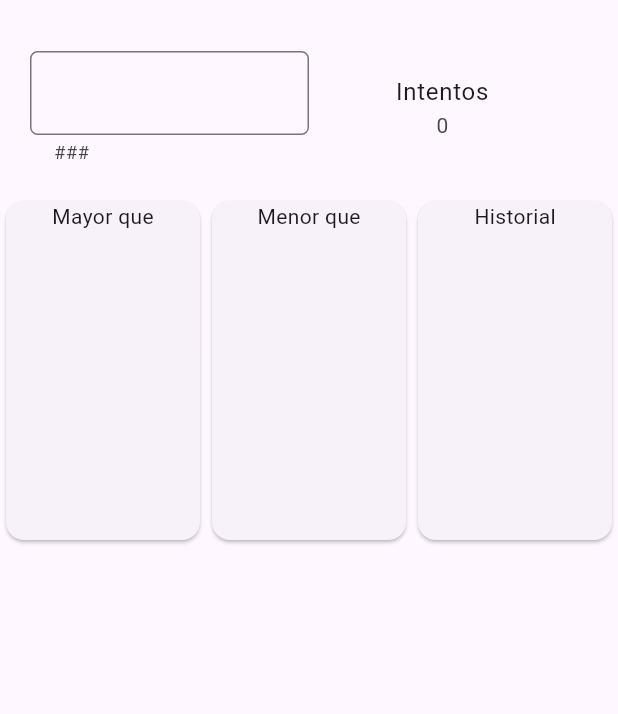
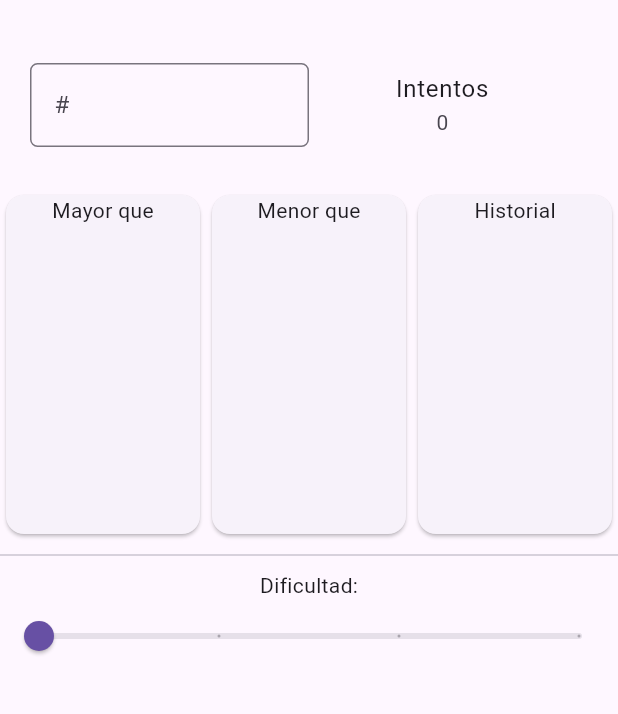
Before and after one commit to Alejano/AdivinaElNumero-Desafio, a Flutter app: the screen it shows after launch, on a phone screen of 412 x 824 dp, the part 63-777 px from its top. Run offline on Flutter 3.47's test engine with Material 3 defaults, Android fonts, the phone set to English and light mode, and no system bars.

Commit message:
Construimos el estado de intentos, y la seleccion de niveles, los diferenciamos en 2 providers diferentes para controlar mejor la interaccion en los diferentes componentes

```diff
--- /dev/null
+++ b/lib/Controller/HomeController.dart
@@ -0,0 +1,13 @@
+import 'package:adivina_numero_desafio/providersController/NumerosProvider.dart';
+import 'package:flutter/cupertino.dart';
+import 'package:adivina_numero_desafio/providersController/NivelesProvider.dart';
+
+class HomeController{
+  TextEditingController textFieldNumero = TextEditingController();
+  late NivelesProvider intentop;
+  late NumerosProvider numerosp;
+
+  OnSaveTextFieldController(String value){
+    print(value);
+  }
+}
--- a/lib/main.dart
+++ b/lib/main.dart
@@ -1,4 +1,5 @@
-import 'package:adivina_numero_desafio/providers/NumerosProvider.dart';
+import 'package:adivina_numero_desafio/providersController/NumerosProvider.dart';
+import 'package:adivina_numero_desafio/providersController/NivelesProvider.dart';
 import 'package:flutter/material.dart';
 import 'package:provider/provider.dart';
 import 'package:adivina_numero_desafio/views/Home.dart';
@@ -15,9 +16,9 @@
   Widget build(BuildContext context) {
 
     return MultiProvider(providers: [
-        ChangeNotifierProvider(create: (_) => NumerosProvider())
-
-      ],
+        ChangeNotifierProvider(create: (_) => NumerosProvider()),
+       ChangeNotifierProvider(create: (_) => NivelesProvider())
+    ],
       child:MaterialApp(
         home: const Home(),
         initialRoute: Home.id,
--- /dev/null
+++ b/lib/providersController/NivelesProvider.dart
@@ -0,0 +1,59 @@
+import 'dart:math';
+
+import 'package:flutter/cupertino.dart';
+
+class NivelesProvider extends ChangeNotifier{
+  double nivelSelect = 0;
+  int intentos = 0;
+  int numeroAzar = 1;
+  final Set<String> _niveles = {'Facil','Medio','Dificil','Extremo'};
+
+  List<String> get getNiveles => _niveles.toList();
+  String get getIntentos => intentos.toString();
+
+  String get getLenghNA{
+    String etiqueta ="";
+    print(numeroAzar.abs().toString().length);
+    for (int x=0; x < numeroAzar.abs().toString().length;x++ ) {
+      etiqueta = "$etiqueta#";
+    }
+    return etiqueta;
+  }
+
+
+  seleccionNivel(int x){
+    switch (x){
+      case (0):
+        intentos = 5;
+        nivelSelect = 0;
+        numeroAzar = Random().nextInt(10)+1;
+        break;
+      case (1):
+        intentos = 8;
+        nivelSelect = 1;
+        numeroAzar = Random().nextInt(20)+1;
+        getLenghNA;
+        break;
+      case (2):
+        intentos = 15;
+        nivelSelect = 2;
+        numeroAzar = Random().nextInt(100)+1;
+        break;
+      case (3):
+        intentos = 25;
+        nivelSelect = 3;
+        numeroAzar = Random().nextInt(1000)+1;
+        break;
+      default:
+        intentos = 5;
+        nivelSelect = 0;
+        numeroAzar = Random().nextInt(10)+1;
+        break;
+    }
+    print("Numero a adivinar");
+    print(numeroAzar);
+    notifyListeners();
+  }
+
+
+}
--- a/lib/providers/NumerosProvider.dart
+++ b/lib/providersController/NumerosProvider.dart
@@ -13,11 +13,14 @@ class NumerosProvider extends ChangeNotifier{
 
   addHistorialNumero(Historial numero){
     _numeros.add(numero);
+    notifyListeners();
   }
   addNumeroMayor(int numero){
     _numerosMayor.add(numero);
+    notifyListeners();
   }
   addNumeroMenor(int numero){
     _numerosMenor.add(numero);
+    notifyListeners();
   }
 }
--- a/lib/views/Home.dart
+++ b/lib/views/Home.dart
@@ -1,12 +1,15 @@
-import 'package:adivina_numero_desafio/models/Historial.dart';
-import 'package:adivina_numero_desafio/providers/NumerosProvider.dart';
+
+import 'package:adivina_numero_desafio/providersController/NumerosProvider.dart';
+import 'package:adivina_numero_desafio/providersController/NivelesProvider.dart';
 import 'package:adivina_numero_desafio/widgets/NumeroContainer.dart';
+import 'package:adivina_numero_desafio/widgets/SlideButtonSteps.dart';
 import 'package:flutter/cupertino.dart';
 import 'package:flutter/material.dart';
+import 'package:flutter/services.dart';
 import 'package:flutter/widgets.dart';
 import 'package:provider/provider.dart';
 import 'package:adivina_numero_desafio/widgets/HistorialNumeroContainer.dart';
-
+import 'package:adivina_numero_desafio/Controller/HomeController.dart';
 
 
 class Home extends StatefulWidget {
@@ -18,8 +21,14 @@ class Home extends StatefulWidget {
 }
 
 class _HomeState extends State<Home> {
+  HomeController homeController = HomeController();
+
   @override
   Widget build(BuildContext context) {
+    homeController.intentop = Provider.of<NivelesProvider>(context);
+    homeController.numerosp = Provider.of<NumerosProvider>(context);
+
+
     return Scaffold(
       appBar: buildBar(context),
       body: SingleChildScrollView(
@@ -33,36 +42,58 @@ class _HomeState extends State<Home> {
                 children: [
                   Expanded(
                     child: TextField(
-                      onChanged: (e){
-                      },
-                      decoration: const InputDecoration(
-                        helperText: "###",
-                        border: OutlineInputBorder(
+                      inputFormatters: [FilteringTextInputFormatter.digitsOnly],
+                      keyboardType: TextInputType.number,
+                      controller: homeController.textFieldNumero,
+                      decoration: InputDecoration(
+                        labelText: homeController.intentop.getLenghNA,
+                        hintText: "Numero",
+                        border: const OutlineInputBorder(
                           borderRadius: BorderRadius.all(Radius.circular(5)),
                         )
                       ),
+                      onSubmitted: (value) => homeController.OnSaveTextFieldController(value),
                     ),
                   ),
-                  const Expanded(
+                   Expanded(
                     child: ListTile(
-                      title: Text("Intentos",textAlign: TextAlign.center,),
-                      subtitle: Text("0",textAlign: TextAlign.center,),
+                      title: const Text("Intentos",textAlign: TextAlign.center,),
+                      subtitle: Text(homeController.intentop.getIntentos,textAlign: TextAlign.center,),
                     )
                   )
                 ],
               ),
             ),
             Consumer<NumerosProvider>(
-              builder: (context,provedor, child){
+              builder: (context,nup, child){
                 return Row(
                   children: [
-                    Expanded(child: NumeroContainer(titulo: "Mayor que", numeros: provedor.getListNumMayor)),
-                    Expanded(child: NumeroContainer(titulo: 'Menor que', numeros: provedor.getListNumMenor,)),
-                    Expanded(child: HistorialNumeroContainer(titulo: 'Historial', numeros: provedor.getListHNumeros,))
+                    Expanded(child: NumeroContainer(titulo: "Mayor que", numeros: nup.getListNumMayor)),
+                    Expanded(child: NumeroContainer(titulo: 'Menor que', numeros: nup.getListNumMenor,)),
+                    Expanded(child: HistorialNumeroContainer(titulo: 'Historial', numeros: nup.getListHNumeros,))
                   ],
                 );
               }
             ),
+            const Divider(
+              height: 20,
+            ),
+            Consumer<NivelesProvider>(
+                builder: (context,np, child){
+                  return Column(
+                    children: [
+                      const Text("Dificultad:"),
+                      SlideButtonSteps(
+                          title: np.getNiveles[np.nivelSelect.toInt()],
+                          steps: np.getNiveles.length-1,
+                          currentStep: np.nivelSelect,
+                          change: (int value)=> np.seleccionNivel(value),
+                      ),
+                    ],
+                  );
+                }
+            ),
+
           ],
         ),
       ),
--- /dev/null
+++ b/lib/widgets/SlideButtonSteps.dart
@@ -0,0 +1,24 @@
+import 'package:flutter/cupertino.dart';
+import 'package:flutter/material.dart';
+
+class SlideButtonSteps extends StatelessWidget {
+  int steps;
+  double currentStep;
+  Function change;
+  String title;
+  SlideButtonSteps({super.key,required this.steps,required this.currentStep,required this.change,required this.title});
+
+  @override
+  Widget build(BuildContext context) {
+    return Slider(
+      value: currentStep,
+      min: 0,
+      max: steps.toDouble(),
+      divisions: steps,
+      label: title,
+      onChanged: (double value) {
+        change(value.toInt());
+      },
+    );
+  }
+}
```
Also changed, not shown: lib/controllers/HomeController.dart (deleted).
